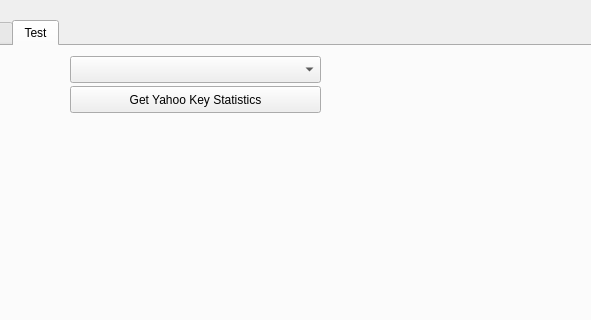
Old version of the form importdata.ui in the repository ralex1975/jackStock; both pictures show x 162 to 753 and y 0 to 320 of the 1098 by 599 pixel window.
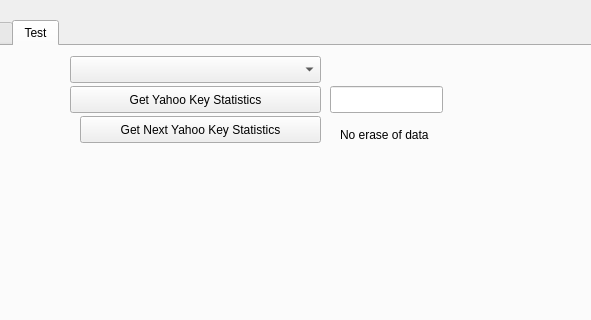
New version of the form. Custom widgets are drawn as their Qt base class.

Commit message: First working Yahoo key statistics data

What changed in the file:
```diff
--- a/importdata.ui
+++ b/importdata.ui
@@ -336,6 +336,42 @@
       </rect>
      </property>
     </widget>
+    <widget class="QLineEdit" name="StockSymbolYKSLineEdit">
+     <property name="geometry">
+      <rect>
+       <x>480</x>
+       <y>40</y>
+       <width>113</width>
+       <height>27</height>
+      </rect>
+     </property>
+    </widget>
+    <widget class="QPushButton" name="pushButton_2">
+     <property name="geometry">
+      <rect>
+       <x>230</x>
+       <y>70</y>
+       <width>241</width>
+       <height>27</height>
+      </rect>
+     </property>
+     <property name="text">
+      <string>Get Next Yahoo Key Statistics</string>
+     </property>
+    </widget>
+    <widget class="QLabel" name="label">
+     <property name="geometry">
+      <rect>
+       <x>490</x>
+       <y>80</y>
+       <width>171</width>
+       <height>17</height>
+      </rect>
+     </property>
+     <property name="text">
+      <string>No erase of data</string>
+     </property>
+    </widget>
    </widget>
   </widget>
  </widget>
```
The commit also changes 11 other files.
